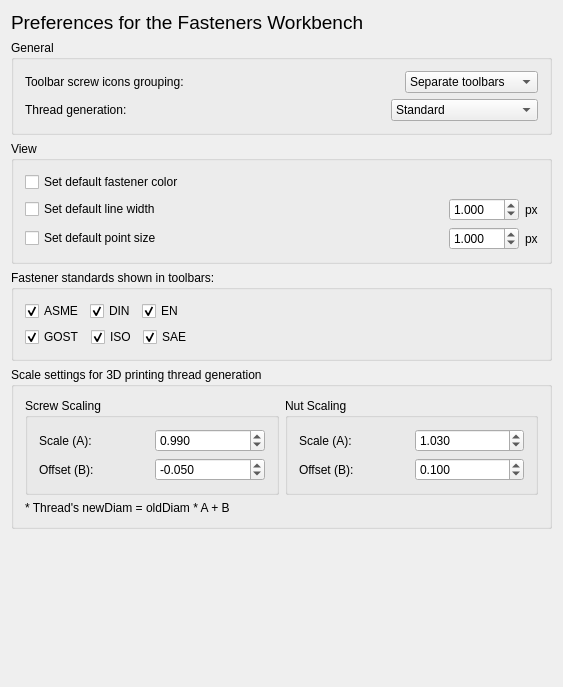
This is FSprefs.ui in shaise/FreeCAD_FastenersWB as Qt 5 draws it before an edit. The edited form follows.
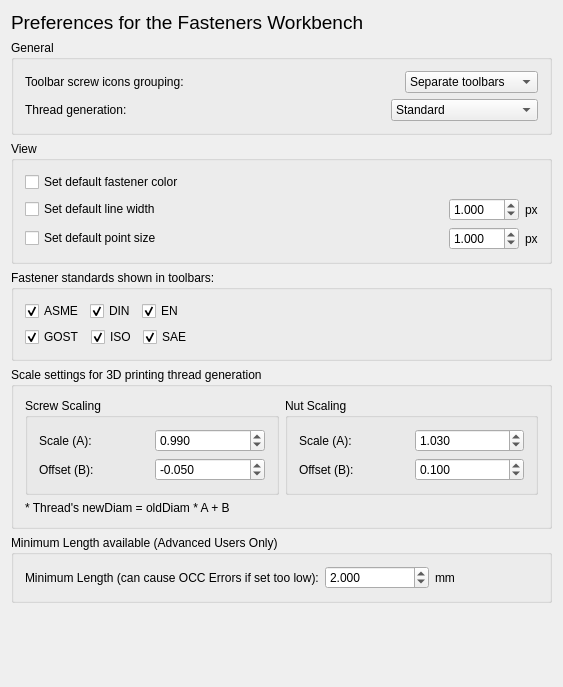
This is the edited form. Custom widgets are drawn as their Qt base class.

Commit message:
Add minimum length option in preferences PR (#432)
* Add the ability for Advanced Users to set a different minimum length

* Update FastenersCmd.py with Unit checking

* Update FSChangeParams.py with Unit checking

What changed in the file:
```diff
--- a/FSprefs.ui
+++ b/FSprefs.ui
@@ -581,6 +581,60 @@
      </layout>
     </widget>
    </item>
+   <item row="5" column="0">
+    <widget class="QGroupBox" name="groupBox_7">
+     <property name="sizePolicy">
+      <sizepolicy hsizetype="Preferred" vsizetype="Preferred">
+       <horstretch>0</horstretch>
+       <verstretch>0</verstretch>
+      </sizepolicy>
+     </property>
+     <property name="title">
+      <string>Minimum Length available (Advanced Users Only)</string>
+     </property>
+     <layout class="QHBoxLayout" name="horizontalLayout_13">
+      <item>
+       <widget class="QLabel" name="label_6">
+        <property name="text">
+         <string>Minimum Length (can cause OCC Errors if set too low):</string>
+        </property>
+       </widget>
+      </item>
+      <item>
+       <widget class="Gui::PrefDoubleSpinBox" name="spMinLength">
+        <property name="decimals">
+         <number>3</number>
+        </property>
+        <property name="minimum">
+         <double>0.250000000000000</double>
+        </property>
+        <property name="maximum">
+         <double>5.000000000000000</double>
+        </property>
+        <property name="singleStep">
+         <double>0.010000000000000</double>
+        </property>
+        <property name="value">
+         <double>2.000000000000000</double>
+        </property>
+        <property name="prefEntry" stdset="0">
+         <cstring>MinimumLength</cstring>
+        </property>
+        <property name="prefPath" stdset="0">
+         <cstring>Mod/Fasteners</cstring>
+        </property>
+       </widget>
+      </item>
+      <item>
+       <widget class="QLabel" name="label_11">
+        <property name="text">
+         <string>mm</string>
+        </property>
+       </widget>
+      </item>
+     </layout>
+    </widget>
+   </item>
    <item row="1" column="0">
     <widget class="QGroupBox" name="groupBox">
      <property name="sizePolicy">
@@ -701,7 +755,7 @@
      </layout>
     </widget>
    </item>
-   <item row="5" column="0">
+   <item row="6" column="0">
     <spacer name="verticalSpacer">
      <property name="orientation">
       <enum>Qt::Vertical</enum>
```
The commit also changes 2 other files.
